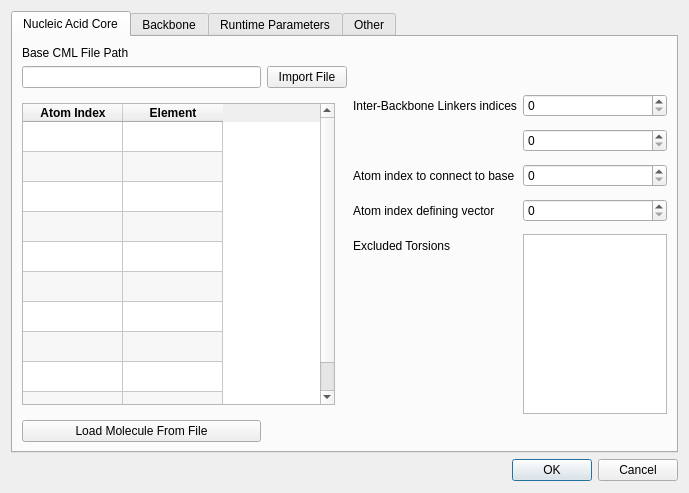
First picture: the form in libavogadro/src/extensions/ProtoBuilderDialog.ui, repository jbarnett8/avogadro, before the edit.
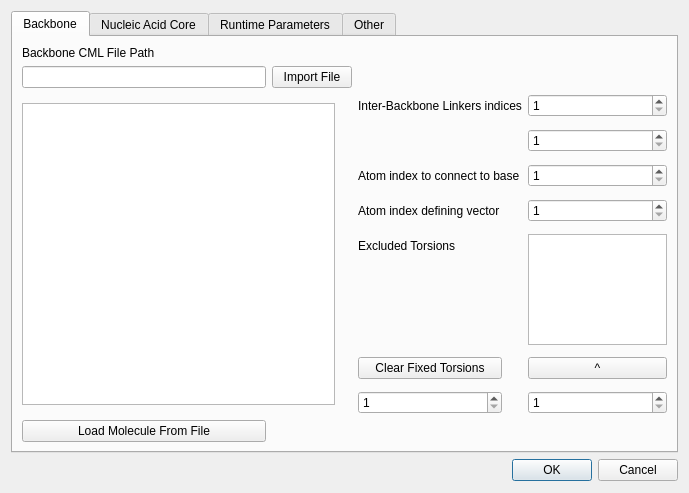
Second picture: the form after the edit.

Commit message: All buttons are now functional, still need to output results to .dat file

```diff
--- a/libavogadro/src/extensions/ProtoBuilderDialog.ui
+++ b/libavogadro/src/extensions/ProtoBuilderDialog.ui
@@ -50,7 +50,7 @@
      </property>
      <widget class="QWidget" name="NA_tab">
       <attribute name="title">
-       <string>Nucleic Acid Core</string>
+       <string>Backbone</string>
       </attribute>
       <layout class="QGridLayout" name="gridLayout_6">
        <item row="0" column="1">
@@ -62,15 +62,111 @@
           </size>
          </property>
          <property name="text">
-          <string>Base CML File Path</string>
+          <string>Backbone CML File Path</string>
+         </property>
+        </widget>
+       </item>
+       <item row="3" column="1">
+        <widget class="QPushButton" name="load_from_file_button_backbone">
+         <property name="text">
+          <string>Load Molecule From File</string>
          </property>
         </widget>
        </item>
        <item row="1" column="1">
         <widget class="QLineEdit" name="import_file_text"/>
        </item>
+       <item row="2" column="1" colspan="2">
+        <widget class="QTableWidget" name="backbone_table">
+         <property name="maximumSize">
+          <size>
+           <width>313</width>
+           <height>302</height>
+          </size>
+         </property>
+         <property name="frameShadow">
+          <enum>QFrame::Sunken</enum>
+         </property>
+         <property name="lineWidth">
+          <number>2</number>
+         </property>
+         <property name="horizontalScrollBarPolicy">
+          <enum>Qt::ScrollBarAlwaysOff</enum>
+         </property>
+         <property name="editTriggers">
+          <set>QAbstractItemView::NoEditTriggers</set>
+         </property>
+         <property name="dragDropOverwriteMode">
+          <bool>false</bool>
+         </property>
+         <property name="alternatingRowColors">
+          <bool>true</bool>
+         </property>
+         <property name="selectionMode">
+          <enum>QAbstractItemView::SingleSelection</enum>
+         </property>
+         <property name="selectionBehavior">
+          <enum>QAbstractItemView::SelectRows</enum>
+         </property>
+         <property name="iconSize">
+          <size>
+           <width>0</width>
+           <height>0</height>
+          </size>
+         </property>
+         <property name="textElideMode">
+          <enum>Qt::ElideRight</enum>
+         </property>
+         <property name="sortingEnabled">
+          <bool>true</bool>
+         </property>
+         <property name="rowCount">
+          <number>0</number>
+         </property>
+         <property name="columnCount">
+          <number>2</number>
+         </property>
+         <attribute name="horizontalHeaderVisible">
+          <bool>false</bool>
+         </attribute>
+         <attribute name="verticalHeaderVisible">
+          <bool>false</bool>
+         </attribute>
+         <attribute name="verticalHeaderMinimumSectionSize">
+          <number>21</number>
+         </attribute>
+         <column>
+          <property name="text">
+           <string>Atom Index</string>
+          </property>
+          <property name="font">
+           <font>
+            <weight>75</weight>
+            <bold>true</bold>
+           </font>
+          </property>
+          <property name="textAlignment">
+           <set>AlignHCenter|AlignVCenter|AlignCenter</set>
+          </property>
+         </column>
+         <column>
+          <property name="text">
+           <string>Element</string>
+          </property>
+          <property name="font">
+           <font>
+            <weight>75</weight>
+            <bold>true</bold>
+           </font>
+          </property>
+          <property name="textAlignment">
+           <set>AlignHCenter|AlignVCenter|AlignCenter</set>
+          </property>
+         </column>
+        </widget>
+       </item>
        <item row="1" column="2">
-        <widget class="QPushButton" name="import_base_button">
+        <widget class="QPushButton" name="import_backbone_button">
          <property name="text">
           <string>Import File</string>
          </property>
@@ -92,10 +188,18 @@
           </widget>
          </item>
          <item row="0" column="1">
-          <widget class="QSpinBox" name="connect_sbox"/>
+          <widget class="QSpinBox" name="connect_sbox">
+           <property name="minimum">
+            <number>1</number>
+           </property>
+          </widget>
          </item>
          <item row="1" column="1">
-          <widget class="QSpinBox" name="spinBox"/>
+          <widget class="QSpinBox" name="connect_sbox2">
+           <property name="minimum">
+            <number>1</number>
+           </property>
+          </widget>
          </item>
          <item row="2" column="0">
           <widget class="QLabel" name="label_3">
@@ -105,7 +209,11 @@
           </widget>
          </item>
          <item row="2" column="1">
-          <widget class="QSpinBox" name="vector_sbox"/>
+          <widget class="QSpinBox" name="a_to_base_sbox">
+           <property name="minimum">
+            <number>1</number>
+           </property>
+          </widget>
          </item>
          <item row="3" column="0">
           <widget class="QLabel" name="label_4">
@@ -118,7 +226,11 @@
           </widget>
          </item>
          <item row="3" column="1">
-          <widget class="QSpinBox" name="spinBox_2"/>
+          <widget class="QSpinBox" name="a_vector_sbox">
+           <property name="minimum">
+            <number>1</number>
+           </property>
+          </widget>
          </item>
          <item row="4" column="0">
           <widget class="QLabel" name="label_5">
@@ -127,129 +239,72 @@
            </property>
           </widget>
          </item>
+         <item row="5" column="1">
+          <widget class="QPushButton" name="include_excluded_torsion_button">
+           <property name="text">
+            <string>^</string>
+           </property>
+          </widget>
+         </item>
          <item row="4" column="1">
-          <widget class="QListView" name="listView">
+          <widget class="QTextEdit" name="torsion_list">
            <property name="maximumSize">
             <size>
-             <width>144</width>
+             <width>139</width>
              <height>16777215</height>
             </size>
            </property>
+           <property name="acceptDrops">
+            <bool>false</bool>
+           </property>
+           <property name="horizontalScrollBarPolicy">
+            <enum>Qt::ScrollBarAlwaysOff</enum>
+           </property>
+           <property name="readOnly">
+            <bool>false</bool>
+           </property>
+          </widget>
+         </item>
+         <item row="5" column="0">
+          <widget class="QPushButton" name="clear_torsions_button">
+           <property name="minimumSize">
+            <size>
+             <width>144</width>
+             <height>0</height>
+            </size>
+           </property>
+           <property name="text">
+            <string>Clear Fixed Torsions</string>
+           </property>
+          </widget>
+         </item>
+         <item row="6" column="0">
+          <widget class="QSpinBox" name="torsion_exclusion_atom_index_1">
+           <property name="minimumSize">
+            <size>
+             <width>144</width>
+             <height>0</height>
+            </size>
+           </property>
+           <property name="minimum">
+            <number>1</number>
+           </property>
+          </widget>
+         </item>
+         <item row="6" column="1">
+          <widget class="QSpinBox" name="torsion_exclusion_atom_index_2">
+           <property name="minimum">
+            <number>1</number>
+           </property>
           </widget>
          </item>
         </layout>
        </item>
-       <item row="3" column="1">
-        <widget class="QPushButton" name="load_from_file_button_core">
-         <property name="text">
-          <string>Load Molecule From File</string>
-         </property>
-        </widget>
-       </item>
-       <item row="2" column="1" colspan="2">
-        <widget class="QTableWidget" name="NA_core_table">
-         <property name="maximumSize">
-          <size>
-           <width>313</width>
-           <height>302</height>
-          </size>
-         </property>
-         <property name="frameShadow">
-          <enum>QFrame::Sunken</enum>
-         </property>
-         <property name="lineWidth">
-          <number>2</number>
-         </property>
-         <property name="horizontalScrollBarPolicy">
-          <enum>Qt::ScrollBarAlwaysOff</enum>
-         </property>
-         <property name="editTriggers">
-          <set>QAbstractItemView::NoEditTriggers</set>
-         </property>
-         <property name="dragDropOverwriteMode">
-          <bool>false</bool>
-         </property>
-         <property name="alternatingRowColors">
-          <bool>true</bool>
-         </property>
-         <property name="selectionMode">
-          <enum>QAbstractItemView::SingleSelection</enum>
-         </property>
-         <property name="selectionBehavior">
-          <enum>QAbstractItemView::SelectRows</enum>
-         </property>
-         <property name="iconSize">
-          <size>
-           <width>0</width>
-           <height>0</height>
-          </size>
-         </property>
-         <property name="textElideMode">
-          <enum>Qt::ElideRight</enum>
-         </property>
-         <property name="sortingEnabled">
-          <bool>true</bool>
-         </property>
-         <property name="rowCount">
-          <number>10</number>
-         </property>
-         <property name="columnCount">
-          <number>2</number>
-         </property>
-         <attribute name="horizontalHeaderVisible">
-          <bool>true</bool>
-         </attribute>
-         <attribute name="verticalHeaderVisible">
-          <bool>false</bool>
-         </attribute>
-         <attribute name="verticalHeaderMinimumSectionSize">
-          <number>21</number>
-         </attribute>
-         <row/>
-         <row/>
-         <row/>
-         <row/>
-         <row/>
-         <row/>
-         <row/>
-         <row/>
-         <row/>
-         <row/>
-         <column>
-          <property name="text">
-           <string>Atom Index</string>
-          </property>
-          <property name="font">
-           <font>
-            <weight>75</weight>
-            <bold>true</bold>
-           </font>
-          </property>
-          <property name="textAlignment">
-           <set>AlignHCenter|AlignVCenter|AlignCenter</set>
-          </property>
-         </column>
-         <column>
-          <property name="text">
-           <string>Element</string>
-          </property>
-          <property name="font">
-           <font>
-            <weight>75</weight>
-            <bold>true</bold>
-           </font>
-          </property>
-          <property name="textAlignment">
-           <set>AlignHCenter|AlignVCenter|AlignCenter</set>
-          </property>
-         </column>
-        </widget>
-       </item>
       </layout>
      </widget>
      <widget class="QWidget" name="backbone_tab">
       <attribute name="title">
-       <string>Backbone</string>
+       <string>Nucleic Acid Core</string>
       </attribute>
       <layout class="QGridLayout" name="gridLayout_5">
        <item row="0" column="0">
@@ -269,14 +324,100 @@
         <widget class="QLineEdit" name="import_file_text_2"/>
        </item>
        <item row="1" column="1">
-        <widget class="QPushButton" name="import_backbone_button">
+        <widget class="QPushButton" name="import_core_button">
          <property name="text">
           <string>Import File</string>
          </property>
         </widget>
        </item>
        <item row="2" column="0" colspan="2">
-        <widget class="QTableWidget" name="backbone_table"/>
+        <widget class="QTableWidget" name="NA_core_table">
+         <property name="maximumSize">
+          <size>
+           <width>313</width>
+           <height>302</height>
+          </size>
+         </property>
+         <property name="frameShadow">
+          <enum>QFrame::Sunken</enum>
+         </property>
+         <property name="lineWidth">
+          <number>2</number>
+         </property>
+         <property name="horizontalScrollBarPolicy">
+          <enum>Qt::ScrollBarAlwaysOff</enum>
+         </property>
+         <property name="editTriggers">
+          <set>QAbstractItemView::NoEditTriggers</set>
+         </property>
+         <property name="dragDropOverwriteMode">
+          <bool>false</bool>
+         </property>
+         <property name="alternatingRowColors">
+          <bool>true</bool>
+         </property>
+         <property name="selectionMode">
+          <enum>QAbstractItemView::SingleSelection</enum>
+         </property>
+         <property name="selectionBehavior">
+          <enum>QAbstractItemView::SelectRows</enum>
+         </property>
+         <property name="iconSize">
+          <size>
+           <width>0</width>
+           <height>0</height>
+          </size>
+         </property>
+         <property name="textElideMode">
+          <enum>Qt::ElideRight</enum>
+         </property>
+         <property name="sortingEnabled">
+          <bool>true</bool>
+         </property>
+         <property name="rowCount">
+          <number>0</number>
+         </property>
+         <property name="columnCount">
+          <number>2</number>
+         </property>
+         <attribute name="horizontalHeaderVisible">
+          <bool>false</bool>
+         </attribute>
+         <attribute name="verticalHeaderVisible">
+          <bool>false</bool>
+         </attribute>
+         <attribute name="verticalHeaderMinimumSectionSize">
+          <number>21</number>
+         </attribute>
+         <column>
+          <property name="text">
+           <string>Atom Index</string>
+          </property>
+          <property name="font">
+           <font>
+            <weight>75</weight>
+            <bold>true</bold>
+           </font>
+          </property>
+          <property name="textAlignment">
+           <set>AlignHCenter|AlignVCenter|AlignCenter</set>
+          </property>
+         </column>
+         <column>
+          <property name="text">
+           <string>Element</string>
+          </property>
+          <property name="font">
+           <font>
+            <weight>75</weight>
+            <bold>true</bold>
+           </font>
+          </property>
+          <property name="textAlignment">
+           <set>AlignHCenter|AlignVCenter|AlignCenter</set>
+          </property>
+         </column>
+        </widget>
        </item>
        <item row="2" column="2">
         <layout class="QFormLayout" name="formLayout_2">
@@ -348,7 +489,7 @@
         </layout>
        </item>
        <item row="3" column="0">
-        <widget class="QPushButton" name="load_from_file_button_backbone">
+        <widget class="QPushButton" name="load_from_file_button_core">
          <property name="text">
           <string>Load Molecule From File</string>
          </property>
```
Left out of the diff: 26 changed lines with no effect on the pictures. The commit also changes 2 other files.
